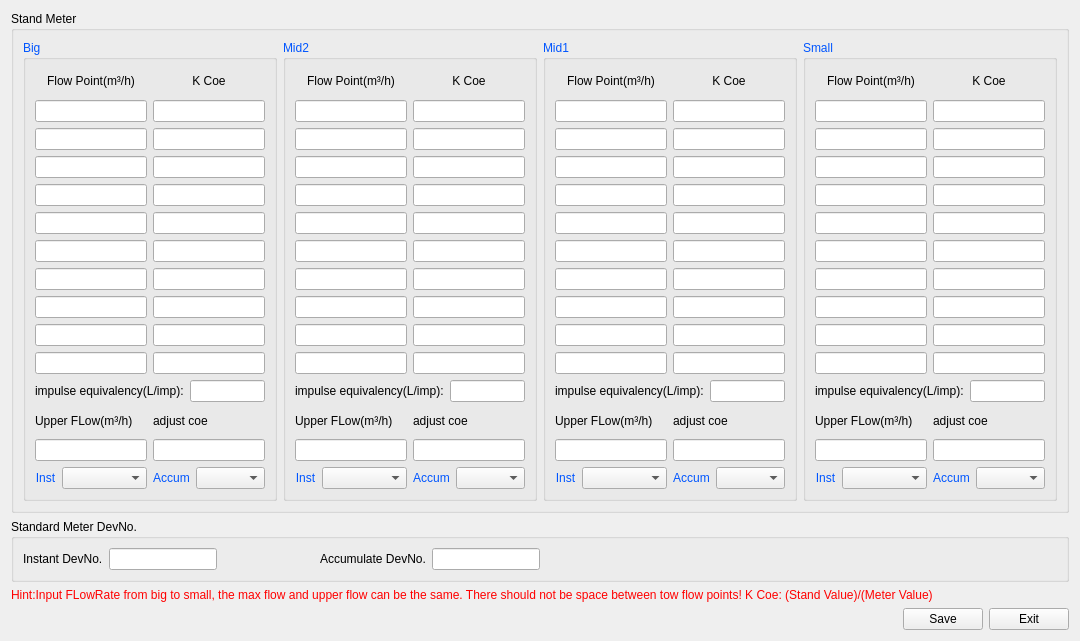
Qt form source/systemset/systemsetdlg/ui/stdmtrparaset.ui (flimmy78/qtverify) before a commit.
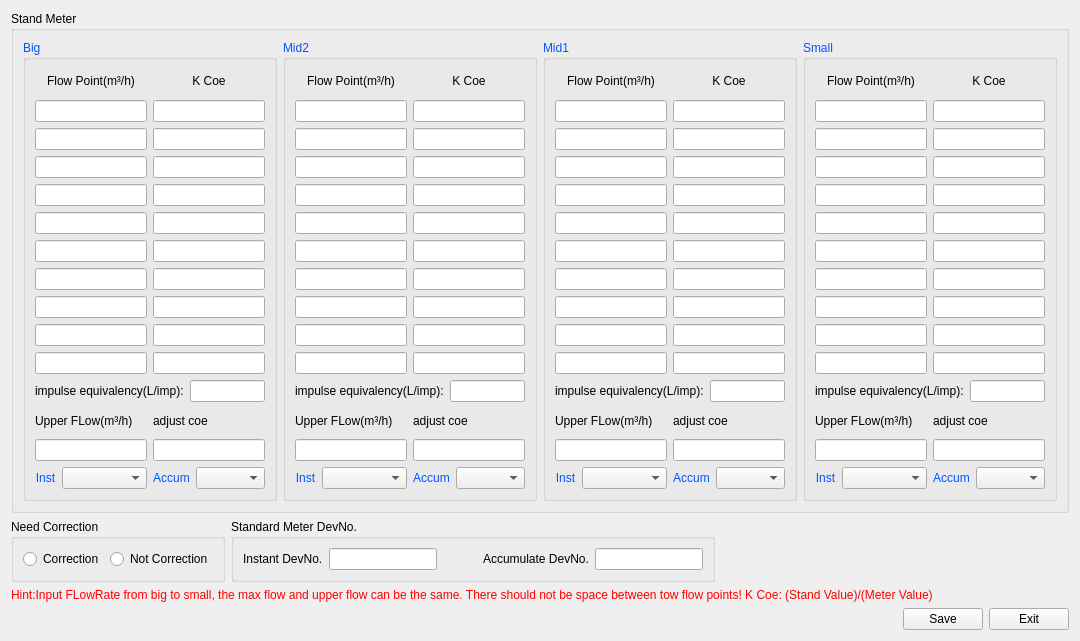
The same form after that commit. Icons and pictures are not drawn.

The edit to the form file:
```diff
--- a/source/systemset/systemsetdlg/ui/stdmtrparaset.ui
+++ b/source/systemset/systemsetdlg/ui/stdmtrparaset.ui
@@ -10,7 +10,7 @@
     <x>0</x>
     <y>0</y>
     <width>1080</width>
-    <height>597</height>
+    <height>600</height>
    </rect>
   </property>
   <property name="windowTitle">
@@ -2563,6 +2563,31 @@
     </widget>
    </item>
    <item>
+    <layout class="QHBoxLayout" name="horizontalLayout_8">
+     <item>
+      <widget class="QGroupBox" name="gBox_Correction">
+       <property name="title">
+        <string>Need Correction</string>
+       </property>
+       <layout class="QHBoxLayout" name="horizontalLayout_7">
+        <item>
+         <widget class="QRadioButton" name="rBtnCorrection">
+          <property name="text">
+           <string>Correction</string>
+          </property>
+         </widget>
+        </item>
+        <item>
+         <widget class="QRadioButton" name="rBtnNotCorrection">
+          <property name="text">
+           <string>Not Correction</string>
+          </property>
+         </widget>
+        </item>
+       </layout>
+      </widget>
+     </item>
+     <item>
     <widget class="QGroupBox" name="gBox_lcModDevNo">
      <property name="sizePolicy">
       <sizepolicy hsizetype="Preferred" vsizetype="Fixed">
@@ -2573,8 +2598,6 @@
      <property name="title">
       <string>Standard Meter DevNo.</string>
      </property>
-     <layout class="QHBoxLayout" name="horizontalLayout_7">
-      <item>
        <layout class="QHBoxLayout" name="horizontalLayout_2">
         <item>
          <widget class="QLabel" name="label_37">
@@ -2642,6 +2665,7 @@
          </widget>
         </item>
        </layout>
+      </widget>
       </item>
       <item>
        <spacer name="horizontalSpacer_5">
@@ -2650,14 +2674,13 @@
         </property>
         <property name="sizeHint" stdset="0">
          <size>
-          <width>515</width>
+         <width>228</width>
           <height>17</height>
          </size>
         </property>
        </spacer>
       </item>
      </layout>
-    </widget>
    </item>
    <item>
     <widget class="QLabel" name="label">
```
Lines whose indentation alone changed are shown as unchanged.
